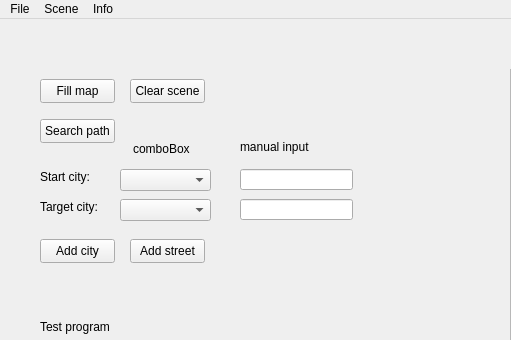
This is Versuch09/Streetplanner/Streetplanner/mainwindow.ui in zyyu1/Pi12026 as Qt 5 draws it before an edit; both pictures show x 0 to 511 and y 0 to 340 of the 1152 by 729 pixel window. The edited form follows.
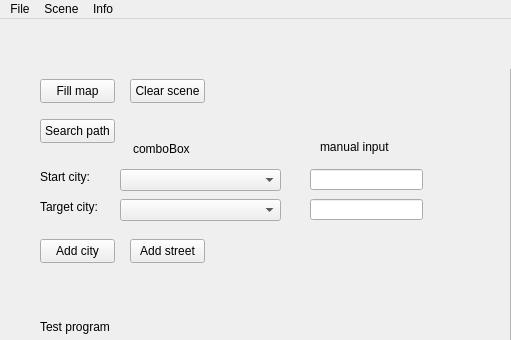
This is the edited form.

What changed in the file:
```diff
--- a/Versuch09/Streetplanner/Streetplanner/mainwindow.ui
+++ b/Versuch09/Streetplanner/Streetplanner/mainwindow.ui
@@ -82,7 +82,7 @@
    <widget class="QLineEdit" name="lineEdit_startCity">
     <property name="geometry">
      <rect>
-      <x>240</x>
+      <x>310</x>
       <y>150</y>
       <width>113</width>
       <height>21</height>
@@ -108,7 +108,7 @@
    <widget class="QLineEdit" name="lineEdit_targetCity">
     <property name="geometry">
      <rect>
-      <x>240</x>
+      <x>310</x>
       <y>180</y>
       <width>113</width>
       <height>21</height>
@@ -201,7 +201,7 @@
      <rect>
       <x>120</x>
       <y>150</y>
-      <width>91</width>
+      <width>161</width>
       <height>22</height>
      </rect>
     </property>
@@ -211,7 +211,7 @@
      <rect>
       <x>120</x>
       <y>180</y>
-      <width>91</width>
+      <width>161</width>
       <height>22</height>
      </rect>
     </property>
@@ -232,7 +232,7 @@
    <widget class="QLabel" name="label_manualInput">
     <property name="geometry">
      <rect>
-      <x>240</x>
+      <x>320</x>
       <y>120</y>
       <width>101</width>
       <height>16</height>
```
Left out of the diff: 2 changed lines with no effect on the pictures.
